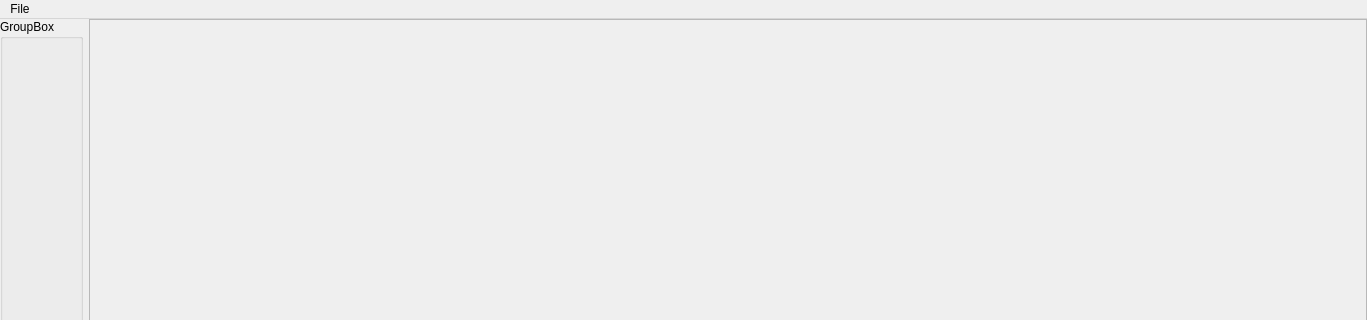
First picture: the form in src/ui/MainWindow.ui, repository Zipeerix/capy-art-studio, before the edit; both pictures show x 0 to 1367 and y 0 to 320 of the 1367 by 867 pixel window.
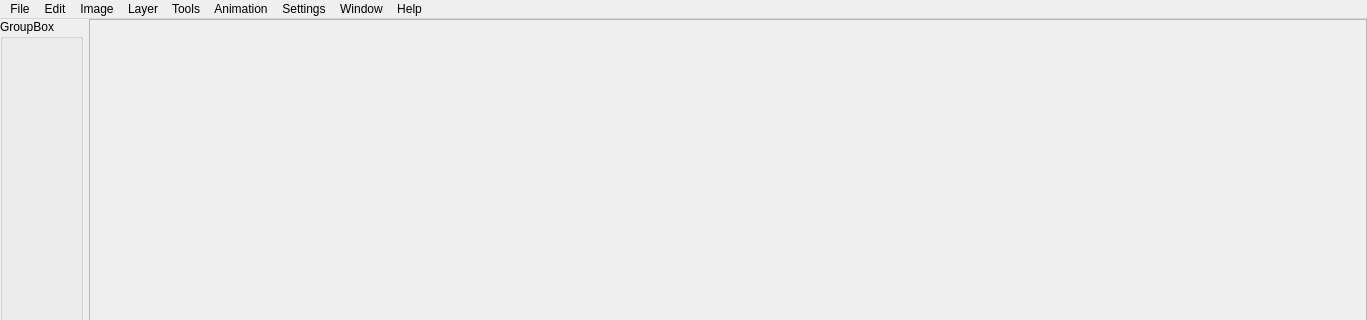
Second picture: the form after the edit.

Commit message: CAS-11: Menubar

What changed in the file:
```diff
--- a/src/ui/MainWindow.ui
+++ b/src/ui/MainWindow.ui
@@ -103,7 +103,72 @@
                 <addaction name="separator"/>
                 <addaction name="actionExit"/>
             </widget>
+   <widget class="QMenu" name="menuEdit">
+    <property name="title">
+     <string>Edit</string>
+    </property>
+    <addaction name="actionCopy"/>
+    <addaction name="actionCut"/>
+    <addaction name="actionPaste"/>
+   </widget>
+   <widget class="QMenu" name="menuImage">
+    <property name="title">
+     <string>Image</string>
+    </property>
+    <addaction name="actionRotate"/>
+    <addaction name="actionMirror"/>
+    <addaction name="actionMirror_Verically"/>
+    <addaction name="separator"/>
+    <addaction name="actionResize"/>
+    <addaction name="actionOffset"/>
+   </widget>
+   <widget class="QMenu" name="menuLayer">
+    <property name="title">
+     <string>Layer</string>
+    </property>
+   </widget>
+   <widget class="QMenu" name="menuTools">
+    <property name="title">
+     <string>Tools</string>
+    </property>
+    <addaction name="actionAI_Generation"/>
+   </widget>
+   <widget class="QMenu" name="menuSettings">
+    <property name="title">
+     <string>Settings</string>
+    </property>
+    <addaction name="actionEditor"/>
+    <addaction name="actionGeneral"/>
+    <addaction name="actionPerformance"/>
+   </widget>
+   <widget class="QMenu" name="menuHelp">
+    <property name="title">
+     <string>Help</string>
+    </property>
+    <addaction name="actionAbout"/>
+    <addaction name="actionWebsite"/>
+   </widget>
+   <widget class="QMenu" name="menuWindow">
+    <property name="title">
+     <string>Window</string>
+    </property>
+    <addaction name="actionNew_Window"/>
+    <addaction name="actionClose_2"/>
+   </widget>
+   <widget class="QMenu" name="menuAnimation">
+    <property name="title">
+     <string>Animation</string>
+    </property>
+   </widget>
             <addaction name="menuFile"/>
+   <addaction name="menuEdit"/>
+   <addaction name="menuImage"/>
+   <addaction name="menuLayer"/>
+   <addaction name="menuTools"/>
+   <addaction name="menuAnimation"/>
+   <addaction name="menuSettings"/>
+   <addaction name="menuWindow"/>
+   <addaction name="menuHelp"/>
         </widget>
         <action name="actionFileNew">
             <property name="text">
```
Left out of the diff: 97 changed lines with no effect on the pictures. Lines whose indentation alone changed are shown as unchanged.
